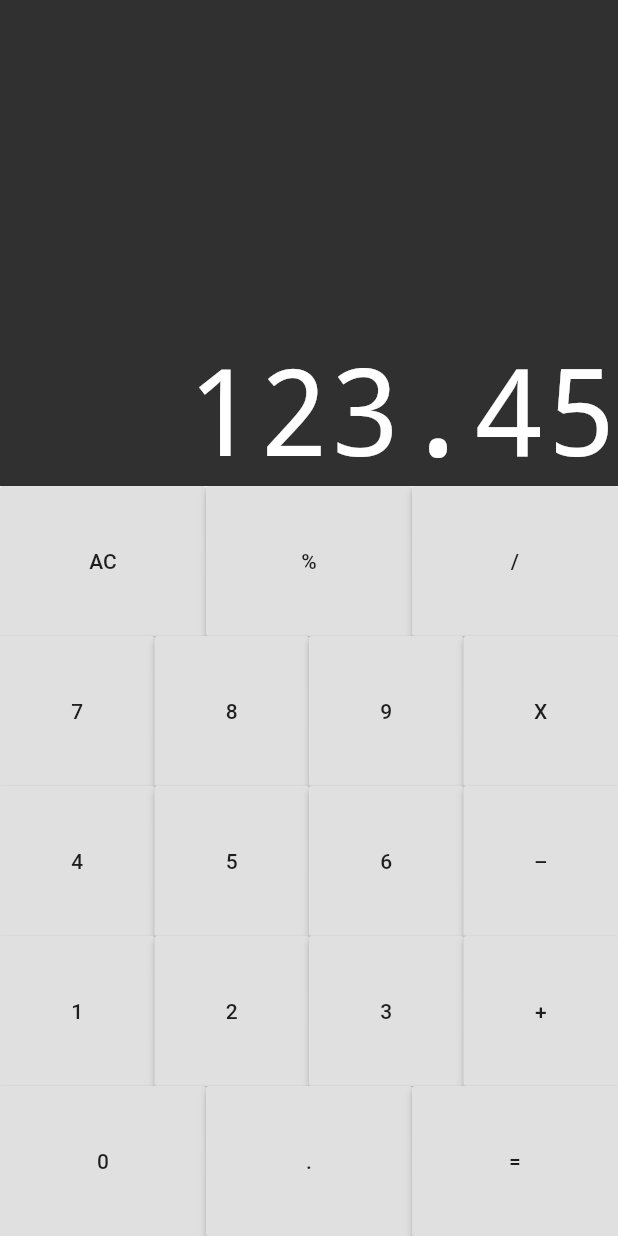
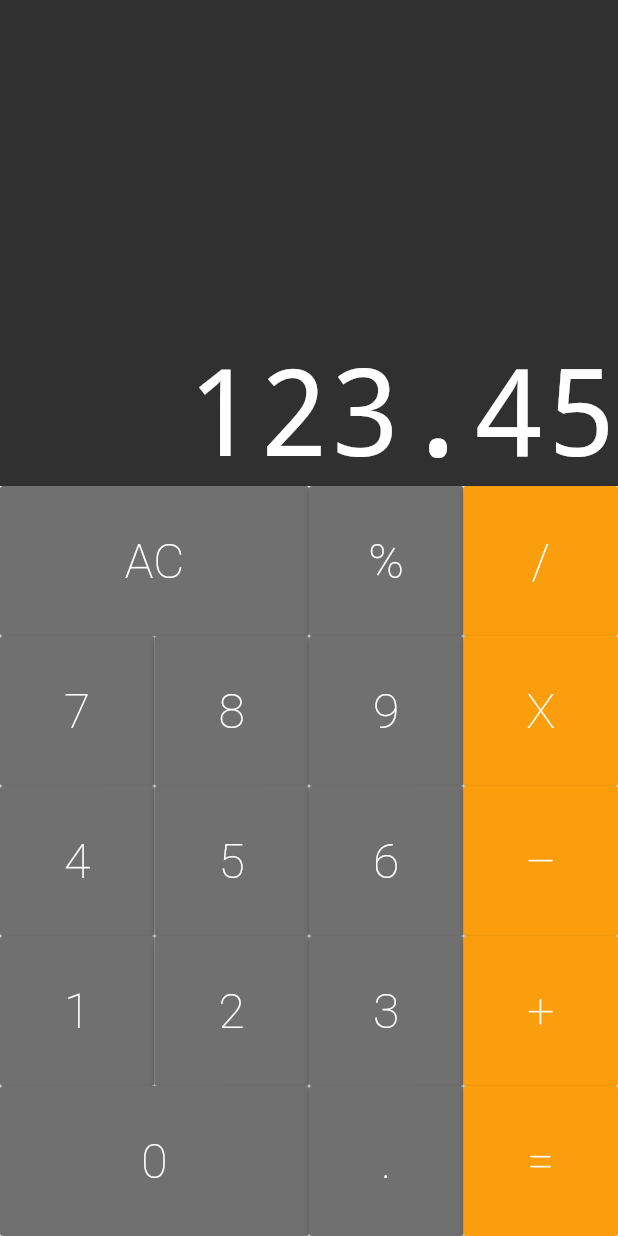
Before and after one commit to joaovieira23/calculator, a Flutter app: the screen it shows after launch, on a phone screen of 412 x 824 dp. Run offline on Flutter 3.47's test engine with Material 2 defaults, Android fonts, the phone set to English and light mode, and no system bars.

Commit message:
feat: create other types of constructors

```diff
--- a/lib/components/button.dart
+++ b/lib/components/button.dart
@@ -1,18 +1,43 @@
 import 'package:flutter/material.dart';
 
 class Button extends StatelessWidget {
+  static const DARK = Color.fromRGBO(82, 82, 82, 1);
+  static const DEFAULT = Color.fromRGBO(112, 112, 112, 1);
+  static const OPERATION = Color.fromRGBO(250, 158, 13, 1);
+
   final String text;
+  final bool big;
+  final Color color;
 
   Button({
     required this.text,
+    this.big = false,
+    this.color = DEFAULT,
+  });
+
+  Button.big({
+    required this.text,
+    this.big = true,
+    this.color = DEFAULT,
+  });
+
+  Button.operation({
+    required this.text,
+    this.big = false,
+    this.color = OPERATION,
   });
 
   @override
   Widget build(BuildContext context) {
     return Expanded(
-        flex: 1,
+        flex: big ? 2 : 1,
         child: RaisedButton(
-          child: Text(text),
+          color: this.color,
+          child: Text(text,
+              style: TextStyle(
+                  fontSize: 32,
+                  fontWeight: FontWeight.w200,
+                  color: Colors.white)),
           onPressed: () {},
         ));
   }
--- a/lib/components/keyboard.dart
+++ b/lib/components/keyboard.dart
@@ -10,32 +10,36 @@ class Keyboard extends StatelessWidget {
       child: Column(
         children: <Widget>[
           ButtonRow([
-            Button(text: 'AC'),
+            Button.big(
+              text: 'AC',
+            ),
             Button(text: '%'),
-            Button(text: '/'),
+            Button.operation(text: '/'),
           ]),
           ButtonRow([
             Button(text: '7'),
             Button(text: '8'),
             Button(text: '9'),
-            Button(text: 'X'),
+            Button.operation(text: 'X'),
           ]),
           ButtonRow([
             Button(text: '4'),
             Button(text: '5'),
             Button(text: '6'),
-            Button(text: '–'),
+            Button.operation(text: '–'),
           ]),
           ButtonRow([
             Button(text: '1'),
             Button(text: '2'),
             Button(text: '3'),
-            Button(text: '+'),
+            Button.operation(text: '+'),
           ]),
           ButtonRow([
-            Button(text: '0'),
+            Button.big(
+              text: '0',
+            ),
             Button(text: '.'),
-            Button(text: '='),
+            Button.operation(text: '='),
           ]),
         ],
       ),
```
